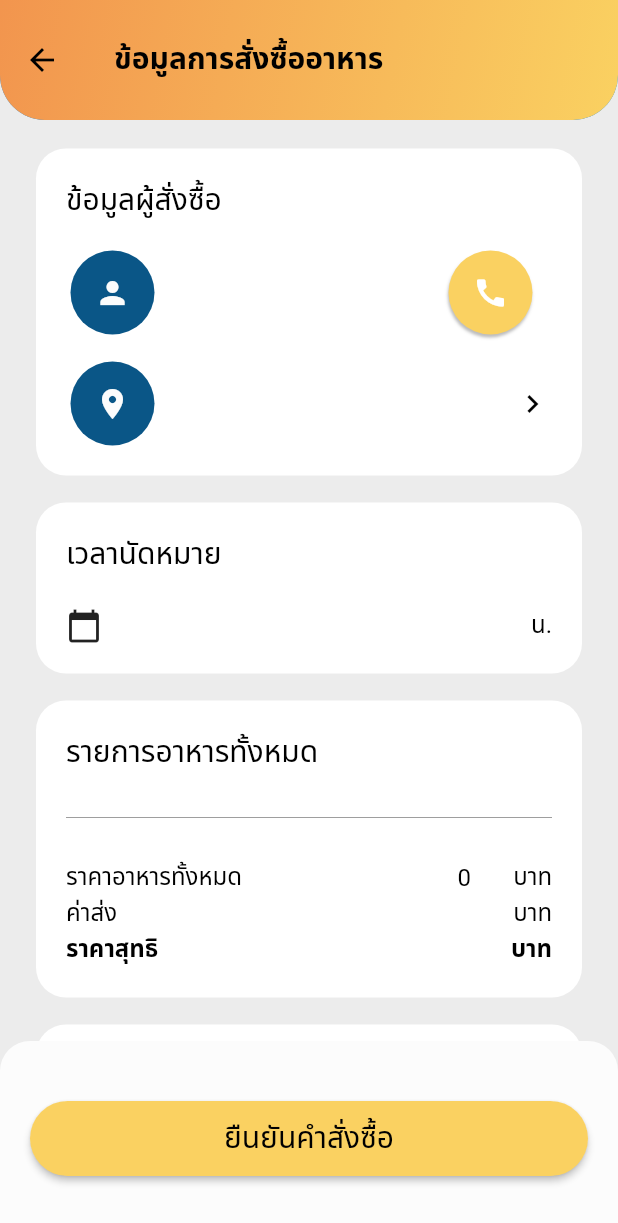
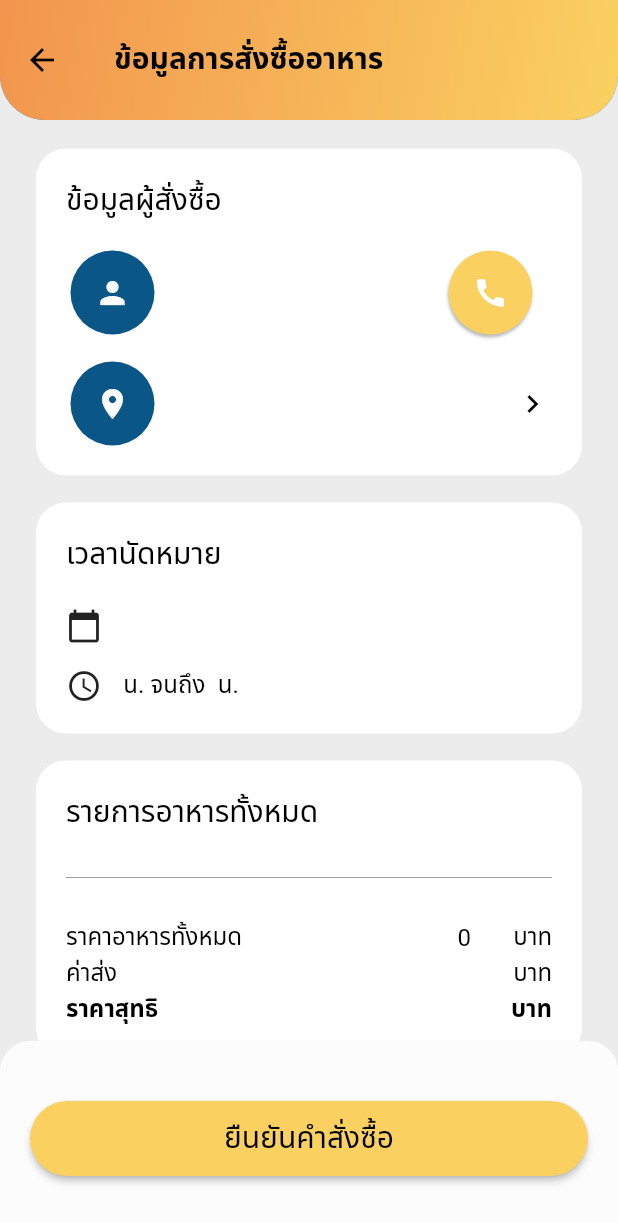
Before and after one commit to Kantaponruj/cd_seniorproject_merchant, a Flutter app: the OrderDetailPage screen opened directly with empty values, on a phone screen of 412 x 824 dp. Shown: the top 1223 px of the screen. Run offline on Flutter 3.47's test engine with Material 2 defaults, Android fonts, the light colour scheme and no system bars; drawn by our look-alikes of auto_size_text; our stand-ins replace cloud_firestore, firebase_auth, firebase_core, firebase_messaging, firebase_storage, flutter_switch and 6 more; missing offline and left inert: bottom_indicator_bar_fork, flutter_phone_direct_caller, flutter_polyline_points, google_maps_widget; accounts and stored records are empty.

Commit message:
order detail UI
maybe final UI style
- need to change information in เวลานัดหมาย

```diff
--- a/lib/screens/order/orderDetail.dart
+++ b/lib/screens/order/orderDetail.dart
@@ -10,6 +10,7 @@ import 'package:cs_senior_project_merchant/screens/order/customer_map.dart';
 import 'package:cs_senior_project_merchant/screens/order/cutomer_map.dart';
 import 'package:cs_senior_project_merchant/services/order_service.dart';
 import 'package:cs_senior_project_merchant/widgets/bottomOrder_widget.dart';
+import 'package:cs_senior_project_merchant/widgets/icontext_widget.dart';
 import 'package:flutter/animation.dart';
 import 'package:flutter/cupertino.dart';
 import 'package:flutter/material.dart';
@@ -105,25 +106,20 @@ class _OrderDetailPageState extends State<OrderDetailPage> {
                 canEdit: false,
                 child: Container(
                   padding: EdgeInsets.all(20),
-                  child: Row(
+                  child: Column(
                     children: [
-                      Icon(Icons.calendar_today),
-                      Expanded(
-                        flex: 7,
-                        child: Text(
-                          widget.order['dateOrdered'],
-                          style: FontCollection.bodyTextStyle,
-                          textAlign: TextAlign.left,
+                      BuildIconText(
+                        icon: Icons.calendar_today,
+                        text: widget.order['dateOrdered'],
                       ),
+                      Divider(
+                        color: Colors.white,
                       ),
-                      Expanded(
-                        flex: 5,
-                        child: Text(
-                          '${widget.order['timeOrdered']} น.',
-                          style: FontCollection.bodyTextStyle,
-                          textAlign: TextAlign.right,
-                        ),
-                      ),
+                      BuildIconText(
+                        icon: Icons.schedule,
+                        text:
+                            '${widget.order['timeOrdered']} น. จนถึง ${widget.order['timeOrdered']} น.',
+                      )
                     ],
                   ),
                 ),
@@ -145,7 +141,9 @@ class _OrderDetailPageState extends State<OrderDetailPage> {
                             menu = orderNotifier.orderMenuList[index];
                             return listOrder(menu);
                           },
-                          separatorBuilder: (context, index) => Divider(color: Colors.grey,),
+                          separatorBuilder: (context, index) => Divider(
+                            color: Colors.grey,
+                          ),
                         ),
                       ),
                       Divider(
@@ -434,12 +432,12 @@ class _OrderDetailPageState extends State<OrderDetailPage> {
                     BoxShadow(
                         color: Colors.grey.withOpacity(0.7),
                         blurRadius: 1,
-                        offset: Offset(-0.5,2)
-                    )
+                        offset: Offset(-0.5, 2))
                   ],
                 ),
                 child: Icon(
-                  Icons.call, color: Colors.white,
+                  Icons.call,
+                  color: Colors.white,
                 ),
               ),
               onTap: onClickedContact,
@@ -463,7 +461,8 @@ class _OrderDetailPageState extends State<OrderDetailPage> {
                   overflow: TextOverflow.ellipsis,
                 ),
                 trailing: Icon(
-                    Icons.chevron_right_outlined, color: Colors.black,
+                  Icons.chevron_right_outlined,
+                  color: Colors.black,
                 ),
                 onTap: onClickedAddress,
               ),
```
Lines whose indentation alone changed are shown as unchanged.
